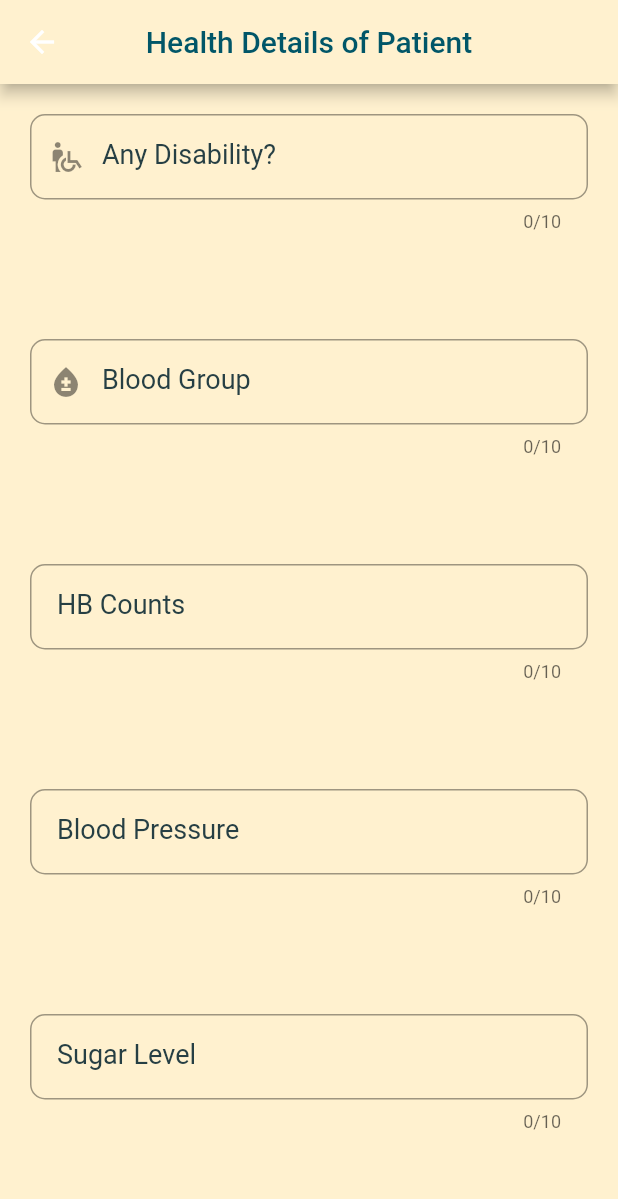
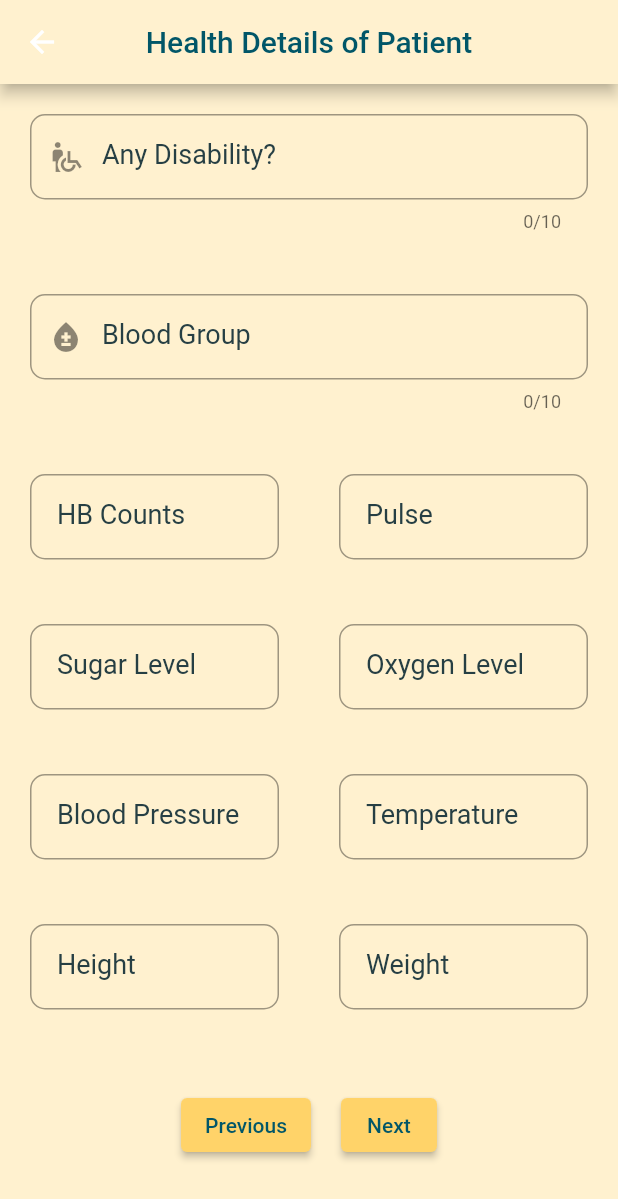
Before and after one commit to janavi2001/Sakhi_Final, a Flutter app: the HealthForm screen opened directly, on a phone screen of 412 x 824 dp. Shown: the top 1199 px of the screen. Run offline on Flutter 3.47's test engine with Material 2 defaults, Android fonts, the phone set to English and light mode, and no system bars; our stand-ins replace firebase_auth, firebase_core; missing offline and left inert: firebase_auth_web, firebase_core_web; accounts and stored records are empty.

Commit message:
Updated Number Field

```diff
--- a/lib/Screens/HealthForm/HealthForm.dart
+++ b/lib/Screens/HealthForm/HealthForm.dart
@@ -53,15 +53,27 @@ class _HealthFormState extends State<HealthForm> {
               labelText: 'Blood Group',
               icon: Icon(Icons.bloodtype),
             ),
-            BuildTextField(
-              controller: hbCounts,
-              labelText: 'HB Counts',
+            Row(
+              children: [
+                NumberField(
+                  controller: hbCounts,
+                  labelText: 'HB Counts',
+                ),
+                NumberField(controller: pulse, labelText: 'Pulse'),
+              ],
             ),
-            BuildTextField(controller: bp, labelText: 'Blood Pressure'),
-            BuildTextField(controller: sugarLevel, labelText: 'Sugar Level'),
-            BuildTextField(controller: oxygenLevel, labelText: 'Oxygen Level'),
-            BuildTextField(controller: pulse, labelText: 'Pulse'),
-            BuildTextField(controller: temperature, labelText: 'Temperature'),
+            Row(
+              children: [
+                NumberField(controller: sugarLevel, labelText: 'Sugar Level'),
+                NumberField(controller: oxygenLevel, labelText: 'Oxygen Level'),
+              ],
+            ),
+            Row(
+              children: [
+                NumberField(controller: bp, labelText: 'Blood Pressure'),
+                NumberField(controller: temperature, labelText: 'Temperature'),
+              ],
+            ),
             Row(
               children: <Widget>[
                 NumberField(controller: height, labelText: 'Height'),
--- a/lib/components/icon_textfield.dart
+++ b/lib/components/icon_textfield.dart
@@ -16,7 +16,7 @@ class BuildIconField extends StatelessWidget {
   @override
   Widget build(BuildContext context) {
     return Container(
-      height: 150,
+      height: 120,
       padding: EdgeInsets.all(20),
       child: Theme(
         data: ThemeData(
--- a/lib/main.dart
+++ b/lib/main.dart
@@ -51,6 +51,7 @@ class MyApp extends StatelessWidget {
               backgroundColor: MaterialStateProperty.all<Color>(yellowTheme),
             ),
           ),
+
         ),
         home: AuthenticationWrapper(),
       ),
```
